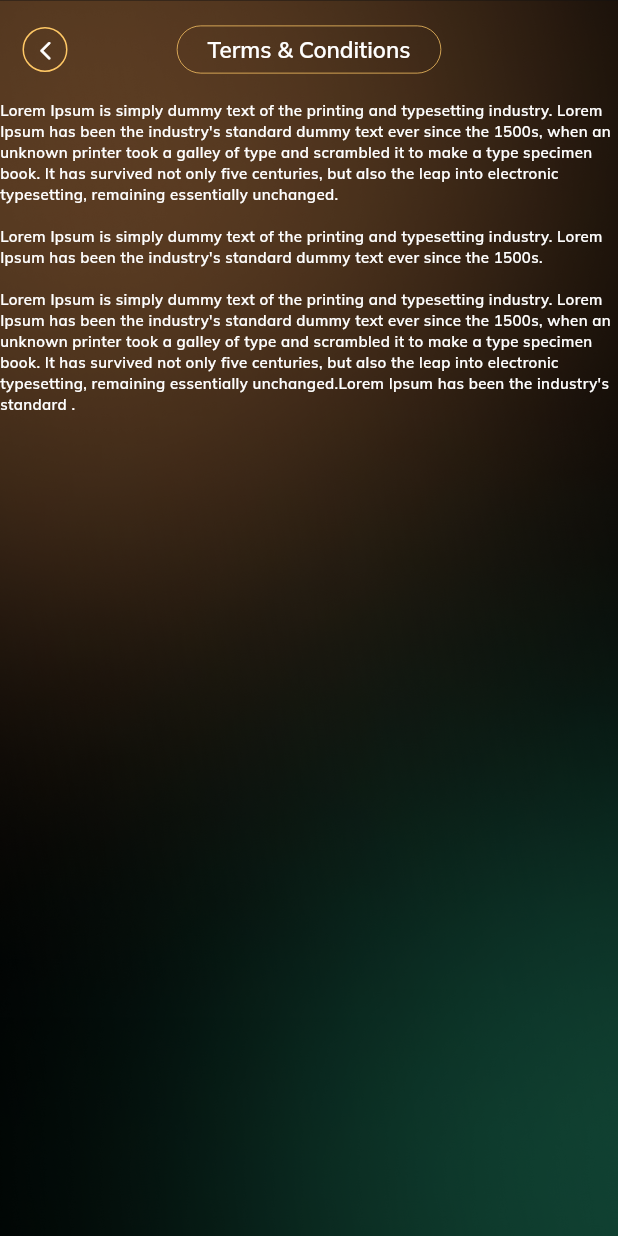
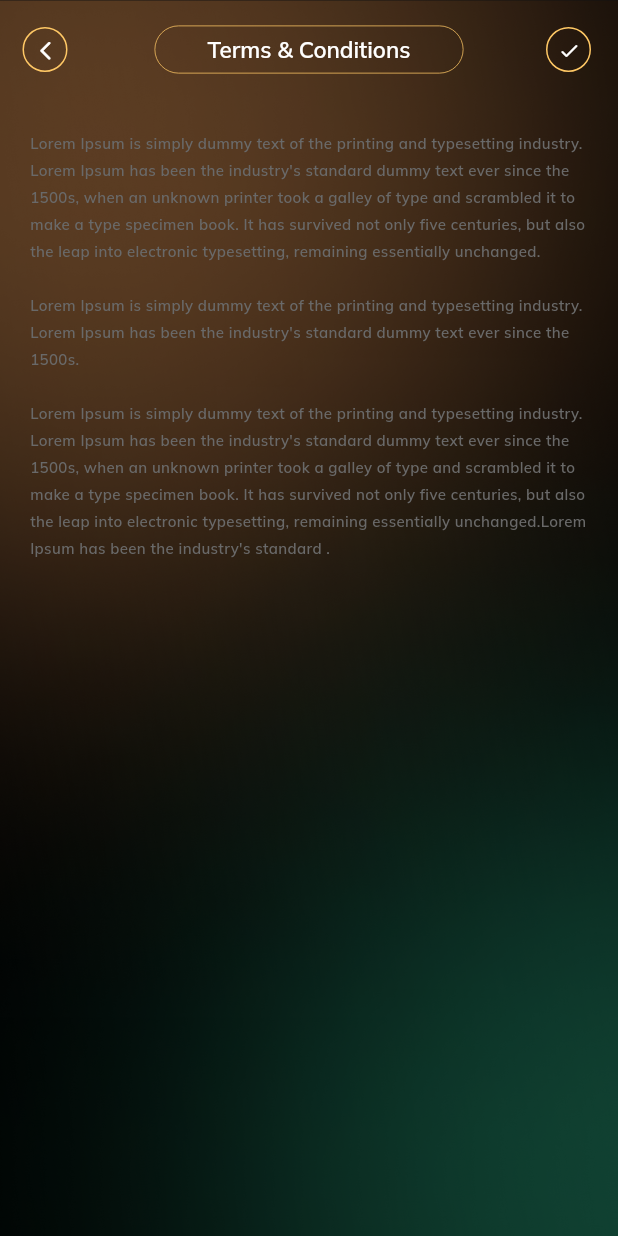
Before and after one commit to GtFlutter/mindfulpath, a Flutter app: the TCPPScreen screen opened by its route, on a phone screen of 412 x 824 dp. Run offline on Flutter 3.47's test engine with Material 2 defaults, Android fonts, the phone set to English and light mode, and no system bars; our stand-ins replace country_code_picker, flutter_svg, go_router, pinput; network calls fail.

```diff
--- a/lib/helper/router.dart
+++ b/lib/helper/router.dart
@@ -7,17 +7,84 @@ import 'package:meditation_app/ui/screens/authentication/create_new_profile_scre
 import 'package:meditation_app/ui/screens/authentication/forgot_password_screen.dart';
 import 'package:meditation_app/ui/screens/authentication/otp_verification_screen.dart';
 import 'package:meditation_app/ui/screens/authentication/sign_in_up_screen.dart';
+import 'package:meditation_app/ui/screens/dashboard/dashboard_screen.dart';
 import 'package:meditation_app/ui/screens/splash_screen.dart';
 import 'package:meditation_app/ui/screens/settings/tc_pp_screen.dart';
 
 final GlobalKey<NavigatorState> rootNavigator = GlobalKey(debugLabel: 'root');
+final GlobalKey<NavigatorState> authshellNavigator = GlobalKey(debugLabel: 'authshell');
 final GlobalKey<NavigatorState> shellNavigator = GlobalKey(debugLabel: 'shell');
 
 final appRouter = GoRouter(
   navigatorKey: rootNavigator,
-  initialLocation: ScreenPaths.tCPpScreen,
+  initialLocation: ScreenPaths.dashboardScreen,
   debugLogDiagnostics: true,
   routes: [
+    ShellRoute(
+      parentNavigatorKey: rootNavigator,
+      navigatorKey: authshellNavigator,
+      builder: (context, state, child) {
+        return AppScaffold(key: state.pageKey, child: child);
+      },
+      routes: [
+        GoRoute(
+          parentNavigatorKey: authshellNavigator,
+          path: ScreenPaths.splash,
+          builder: (context, state) {
+            return SplashScreen(key: state.pageKey);
+          },
+        ),
+        GoRoute(
+          parentNavigatorKey: authshellNavigator,
+          path: ScreenPaths.signInUp,
+          builder: (context, state) {
+            return SignInUpScreen(key: state.pageKey, isSignIn: false);
+            // return SignInUpScreen(key: state.pageKey, isSignIn: state.extra as bool);
+          },
+        ),
+        GoRoute(
+          parentNavigatorKey: authshellNavigator,
+          path: ScreenPaths.otpVerificationScreen,
+          builder: (context, state) {
+            return OtpVerificationScreen(key: state.pageKey, model: state.extra as TempOtpModel);
+          },
+        ),
+        GoRoute(
+          parentNavigatorKey: authshellNavigator,
+          path: ScreenPaths.forgotPasswordScreen,
+          builder: (context, state) {
+            return ForgotPasswordScreen(key: state.pageKey);
+          },
+        ),
+        GoRoute(
+          parentNavigatorKey: authshellNavigator,
+          path: ScreenPaths.createNewPasswordScreen,
+          builder: (context, state) {
+            return CreateNewPasswordScreen(key: state.pageKey);
+          },
+        ),
+        GoRoute(
+          parentNavigatorKey: authshellNavigator,
+          path: ScreenPaths.createNewProfileScreen,
+          builder: (context, state) {
+            return CreateNewProfileScreen(key: state.pageKey);
+          },
+        ),
+
+        /// TODO For Call This Screen Pass Bool Param For Is
+        /// Fals For Privacy Policy And True Terms And Conditions
+        GoRoute(
+          parentNavigatorKey: authshellNavigator,
+          path: ScreenPaths.tCPpScreen,
+          builder: (context, state) {
+            return TCPPScreen(
+              key: state.pageKey,
+              isTermsAndConditions: state.extra != null ? state.extra as bool : true,
+            );
+          },
+        ),
+      ],
+    ),
     ShellRoute(
       parentNavigatorKey: rootNavigator,
       navigatorKey: shellNavigator,
@@ -27,51 +94,9 @@ final appRouter = GoRouter(
       routes: [
         GoRoute(
           parentNavigatorKey: shellNavigator,
-          path: ScreenPaths.splash,
+          path: ScreenPaths.dashboardScreen,
           builder: (context, state) {
-            return SplashScreen(key: state.pageKey);
-          },
-        ),
-        GoRoute(
-          parentNavigatorKey: shellNavigator,
-          path: ScreenPaths.signInUp,
-          builder: (context, state) {
-            return SignInUpScreen(key: state.pageKey, isSignIn: state.extra as bool);
-          },
-        ),
-        GoRoute(
-          parentNavigatorKey: shellNavigator,
-          path: ScreenPaths.otpVerificationScreen,
-          builder: (context, state) {
-            return OtpVerificationScreen(key: state.pageKey, model: state.extra as TempOtpModel);
-          },
-        ),
-        GoRoute(
-          parentNavigatorKey: shellNavigator,
-          path: ScreenPaths.forgotPasswordScreen,
-          builder: (context, state) {
-            return ForgotPasswordScreen(key: state.pageKey);
-          },
-        ),
-        GoRoute(
-          parentNavigatorKey: shellNavigator,
-          path: ScreenPaths.createNewPasswordScreen,
-          builder: (context, state) {
-            return CreateNewPasswordScreen(key: state.pageKey);
-          },
-        ),
-        GoRoute(
-          parentNavigatorKey: shellNavigator,
-          path: ScreenPaths.createNewProfileScreen,
-          builder: (context, state) {
-            return CreateNewProfileScreen(key: state.pageKey);
-          },
-        ),
-        GoRoute(
-          parentNavigatorKey: shellNavigator,
-          path: ScreenPaths.tCPpScreen,
-          builder: (context, state) {
-            return TCPPScreen(key: state.pageKey);
+            return DashboardScreen(key: state.pageKey);
           },
         ),
       ],
--- a/lib/helper/screen_paths.dart
+++ b/lib/helper/screen_paths.dart
@@ -10,4 +10,7 @@ class ScreenPaths {
 
   /// Settings Flow
   static const String tCPpScreen = '/tc-pp';
+
+  ///
+  static const String dashboardScreen = '/dashboard-screen';
 }
--- a/lib/theme/colors.dart
+++ b/lib/theme/colors.dart
@@ -7,7 +7,7 @@ class AppColors {
   static const secondaryColor = Color(0xFFD0D0D0);
   static const tertiaryColor = Color(0xFF5A5A5A);
   static const primaryGradientColor = Color(0xFFB87A46);
-  static const secondaryGradientColor = Color(0xFF228969);
+  static const secondaryGradientColor = Color(0x00228969);
   // Non Used Above Color Maybe u can optimize to use it
 
   static const textFieldEnableBorderColor = Color(0xFFADA996);
@@ -22,10 +22,15 @@ class AppColors {
   /// terms and conditions and privacy policy color
   static const tcppBtnColor = Color(0xFFADA996);
   static const tcppTextColor = Color(0xFFFAFAFA);
+  static const tcContentColor = Color(0xFF696969);
+  static const ppContentColor = Color(0xFFAAAAAA);
 
   ///  OTP Verification msg color
   static const otpMsgTextColor = Color(0xFFBBBBBB);
 
   /// App Bar Border Color
   static const appBarBorderColor = Color(0xFFFFC865);
+
+  ///Dashboard
+  static const cardTextColor = Color(0xFFFBFBFB);
 }
--- a/lib/theme/styles.dart
+++ b/lib/theme/styles.dart
@@ -1,7 +1,7 @@
 // ignore_for_file: library_private_types_in_public_api
 
 import 'dart:ui';
-import 'package:flutter/material.dart' show Colors, TextStyle, immutable;
+import 'package:flutter/material.dart' show Colors, TextStyle, debugPrint, immutable;
 import 'colors.dart';
 
 @immutable
@@ -29,7 +29,7 @@ class AppStyle {
     } else {
       scale = .85; // small phone
     }
-    // debugPrint('screenSize=$screenSize, scale=$scale');
+    debugPrint('screenSize=$screenSize, scale=$scale');
   }
 
   late final double scale;
--- a/lib/ui/common/custom_app_bar.dart
+++ b/lib/ui/common/custom_app_bar.dart
@@ -30,11 +30,13 @@ class CustomAppBar extends StatelessWidget implements PreferredSizeWidget {
     return AppBar(
       title: title != null
           ? Container(
+              constraints: BoxConstraints(maxWidth: screenSize.shortestSide * 0.5),
+              alignment: Alignment.center,
               decoration: BoxDecoration(
                 border: Border.all(color: AppColors.appBarBorderColor, width: $style.scale * 0.50),
                 borderRadius: BorderRadius.circular($style.scale * 25),
               ),
-              padding: EdgeInsets.symmetric(horizontal: $style.scale * 20, vertical: $style.scale * 6),
+              padding: EdgeInsets.symmetric(horizontal: $style.scale * 10, vertical: $style.scale * 6),
               child: Text(title!, maxLines: 1, overflow: TextOverflow.ellipsis),
             )
           : null,
--- a/lib/ui/screens/settings/tc_pp_screen.dart
+++ b/lib/ui/screens/settings/tc_pp_screen.dart
@@ -1,5 +1,6 @@
 import 'package:flutter/material.dart';
 import 'package:meditation_app/main.dart';
+import 'package:meditation_app/theme/colors.dart';
 import 'package:meditation_app/theme/text_style.dart';
 import 'package:meditation_app/ui/common/background_image.dart';
 import 'package:meditation_app/ui/common/custom_app_bar.dart';
@@ -8,11 +9,21 @@ import 'package:meditation_app/ui/common/custom_app_bar.dart';
 
 /// Terms & Conditions And Privacy Policy Screen
 class TCPPScreen extends StatelessWidget {
-  const TCPPScreen({super.key});
+  final bool isTermsAndConditions;
+  const TCPPScreen({super.key, required this.isTermsAndConditions});
 
   @override
   Widget build(BuildContext context) {
+    /// [isTerms] True If This is For Terms & Conditions And False For Privacy Policy
+
     String termsAndConditions =
+        '''Lorem Ipsum is simply dummy text of the printing and typesetting industry. Lorem Ipsum has been the industry's standard dummy text ever since the 1500s, when an unknown printer took a galley of type and scrambled it to make a type specimen book. It has survived not only five centuries, but also the leap into electronic typesetting, remaining essentially unchanged.
+
+Lorem Ipsum is simply dummy text of the printing and typesetting industry. Lorem Ipsum has been the industry's standard dummy text ever since the 1500s.
+
+Lorem Ipsum is simply dummy text of the printing and typesetting industry. Lorem Ipsum has been the industry's standard dummy text ever since the 1500s, when an unknown printer took a galley of type and scrambled it to make a type specimen book. It has survived not only five centuries, but also the leap into electronic typesetting, remaining essentially unchanged.Lorem Ipsum has been the industry's standard .
+''';
+    String privacyPolicy =
         '''Lorem Ipsum is simply dummy text of the printing and typesetting industry. Lorem Ipsum has been the industry's standard dummy text ever since the 1500s, when an unknown printer took a galley of type and scrambled it to make a type specimen book. It has survived not only five centuries, but also the leap into electronic typesetting, remaining essentially unchanged.
 
 Lorem Ipsum is simply dummy text of the printing and typesetting industry. Lorem Ipsum has been the industry's standard dummy text ever since the 1500s.
@@ -25,16 +36,23 @@ Lorem Ipsum is simply dummy text of the printing and typesetting industry. Lorem
       extendBody: true,
       appBar: CustomAppBar(
         screenSize: size,
-        title: 'Terms & Conditions',
+        title: isTermsAndConditions ? 'Terms & Conditions' : 'Privacy Policy',
+        onDonePressed: () {},
       ),
       body: BackgroundImage(
         child: SingleChildScrollView(
+          padding: EdgeInsets.all($style.scale * 20),
           child: Column(
             mainAxisSize: MainAxisSize.min,
             children: [
               Text(
-                termsAndConditions,
-                style: $style.text.font(mulishSemiBold600, sizePx: 10),
+                isTermsAndConditions ? termsAndConditions : privacyPolicy,
+                style: $style.text.font(
+                  isTermsAndConditions ? mulishSemiBold600 : mulishMedium500,
+                  sizePx: 10,
+                  heightPx: 18,
+                  color: isTermsAndConditions ? AppColors.tcContentColor : AppColors.ppContentColor,
+                ),
               ),
             ],
           ),
--- a/lib/util/assets.dart
+++ b/lib/util/assets.dart
@@ -7,6 +7,10 @@ class SvgPaths {
   static const String passwordHide = 'assets/icons/svg/password_hide.svg';
   static const String calendar = 'assets/icons/svg/calendar.svg';
   static const String arrowDown = 'assets/icons/svg/arrow_down.svg';
+
+  // Dashboard
+  static const String profile = 'assets/icons/svg/profile.svg';
+  static const String search = 'assets/icons/svg/search.svg';
 }
 
 class ImagePaths {
```
Also changed, not shown: lib/ui/screens/authentication/sign_in_up_screen.dart (+6 -2 lines), lib/ui/screens/dashboard/dashboard_screen.dart (added, +160 -0 lines), lib/ui/screens/dashboard/widget/dashboard_card.dart (added, +85 -0 lines), lib/ui/screens/dashboard/widget/dashboard_header.dart (added, +34 -0 lines), lib/ui/screens/dashboard/widget/featured_card.dart (added, +155 -0 lines), assets/icons/svg/profile.svg (added), assets/icons/svg/search.svg (added).
